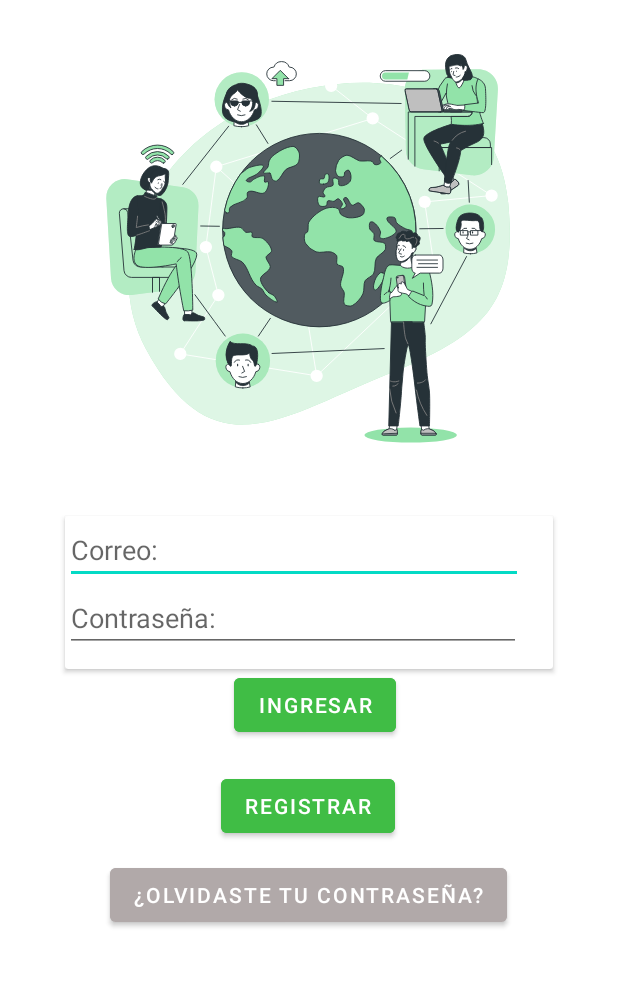
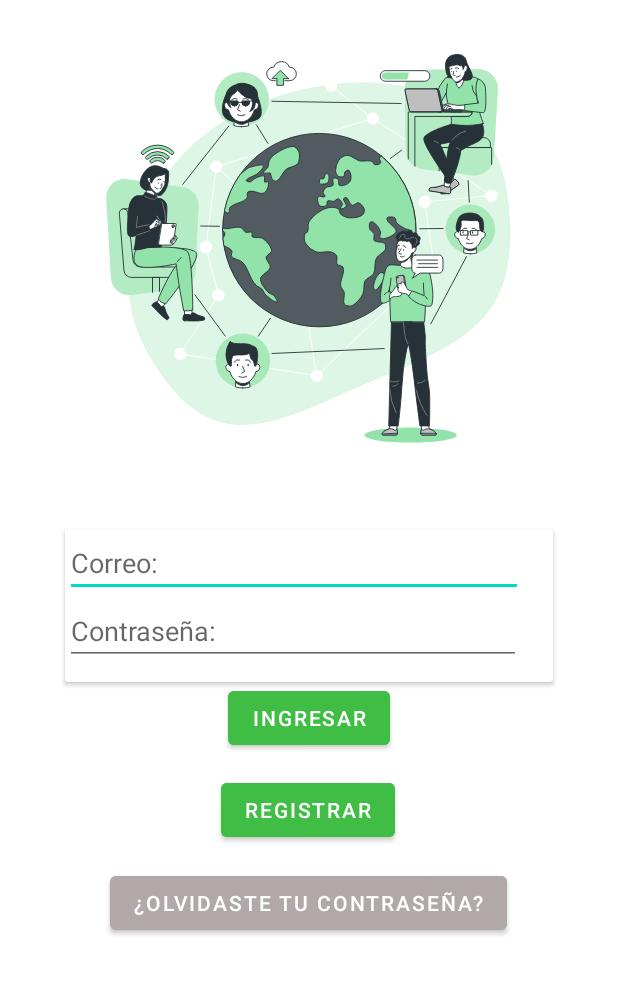
Before and after one commit to pieroefe/Telemedic, an Android app: the Login screen opened directly, with no data from a screen before it, on a phone screen of 412 x 824 dp, the part 238-1233 px from its top. Run offline under Robolectric (Android 15) with nearby library versions, the light colour scheme and no system bars; our stand-ins replace Firebase (no records; nobody signed in at launch, a user with empty details on screens opened directly).

Commit message:
final final final

```diff
--- a/app/src/main/res/layout/activity_login.xml
+++ b/app/src/main/res/layout/activity_login.xml
@@ -29,10 +29,9 @@
         android:text="Ingresar"
         app:layout_constraintBottom_toBottomOf="parent"
         app:layout_constraintEnd_toEndOf="parent"
-        app:layout_constraintHorizontal_bias="0.513"
         app:layout_constraintStart_toStartOf="parent"
         app:layout_constraintTop_toTopOf="parent"
-        app:layout_constraintVertical_bias="0.762" />
+        app:layout_constraintVertical_bias="0.774" />
 
     <Button
         android:id="@+id/btn_login_registrar"
@@ -46,7 +45,7 @@
         app:layout_constraintHorizontal_bias="0.498"
         app:layout_constraintStart_toStartOf="parent"
         app:layout_constraintTop_toTopOf="parent"
-        app:layout_constraintVertical_bias="0.856" />
+        app:layout_constraintVertical_bias="0.859" />
 
     <Button
         android:id="@+id/button10"
@@ -60,7 +59,7 @@
         app:layout_constraintHorizontal_bias="0.496"
         app:layout_constraintStart_toStartOf="parent"
         app:layout_constraintTop_toTopOf="parent"
-        app:layout_constraintVertical_bias="0.938" />
+        app:layout_constraintVertical_bias="0.945" />
 
     <androidx.cardview.widget.CardView
         android:layout_width="325dp"
@@ -70,8 +69,8 @@
         app:layout_constraintStart_toStartOf="parent">
 
         <LinearLayout
-            android:layout_width="325dp"
-            android:layout_height="102dp"
+            android:layout_width="336dp"
+            android:layout_height="117dp"
             android:orientation="vertical">
 
             <EditText
```
Also changed, not shown: app/src/main/java/com/example/telemedic/Admin/Lista_usuarios.java (+9 -0 lines), app/src/main/res/layout/activity_lista_usuarios.xml (+4 -3 lines).
